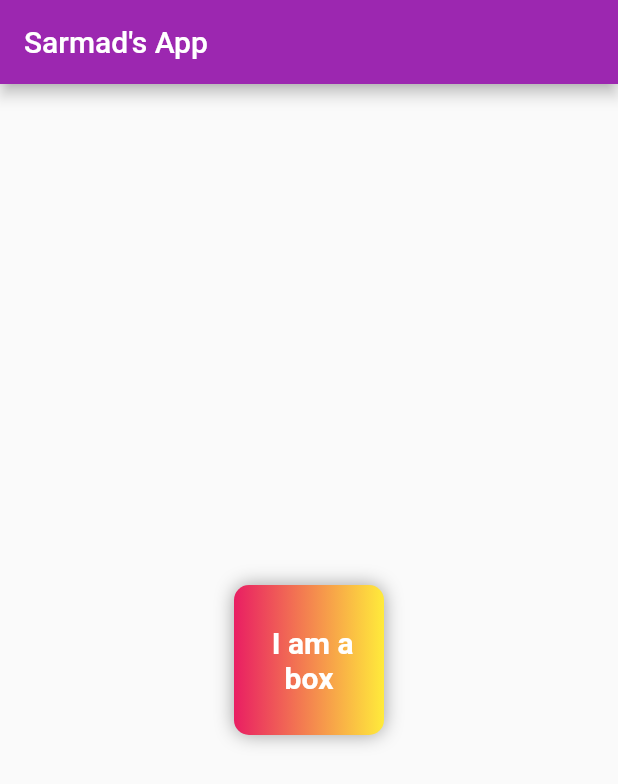
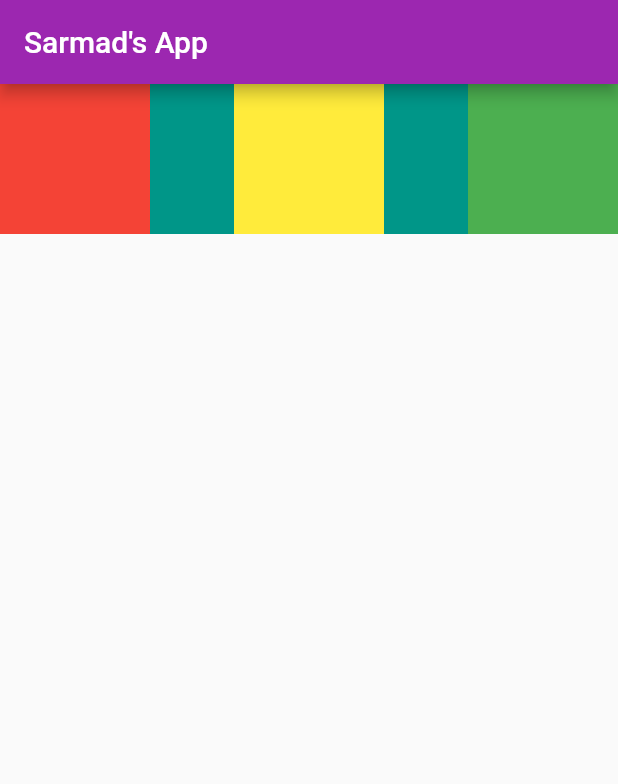
Before and after one commit to sarmadparvez/flutter-tutorial, a Flutter app: the screen it shows after launch, on a phone screen of 412 x 824 dp. Shown: the top 784 px of the screen. Run offline on Flutter 3.47's test engine with Material 2 defaults, Android fonts, the phone set to English and light mode, and no system bars.

Commit message:
feat(flutter): Rows and columns

```diff
--- a/lib/main.dart
+++ b/lib/main.dart
@@ -2,7 +2,6 @@
 import 'package:flutter/material.dart';
 
 void main() {
-  //runApp(MyApp());
   runApp(
     MaterialApp(
       home: HomePage(),
@@ -20,152 +19,37 @@ class HomePage extends StatelessWidget {
       appBar: AppBar(
         title: Text("Sarmad's App"),
       ),
-      body: Center(
-        child: Container(
-          padding: const EdgeInsets.all(8),
-          child: Text(
-            " I am a box",
-            textAlign: TextAlign.center,
-            style: TextStyle(
-              fontSize: 20,
-              color: Colors.white,
-              fontWeight: FontWeight.bold,
+      body: Container(
+        height: 100,
+        color: Colors.teal,
+        child: Row(
+          mainAxisAlignment: MainAxisAlignment.spaceBetween,
+          crossAxisAlignment: CrossAxisAlignment.stretch,
+          children: <Widget>[
+            Container(
+              padding: const EdgeInsets.all(8),
+              color: Colors.red,
+              width: 100,
+              height: 100,
+              alignment: Alignment.center,
             ),
-          ),
-          //color: Colors.red,
-          width: 100,
-          height: 100,
-          clipBehavior: Clip.antiAlias,
-          alignment: Alignment.center,
-          decoration: BoxDecoration(
-              color: Colors.red,
-              //shape: BoxShape.circle,
-              borderRadius: BorderRadius.circular(10),
-              gradient: LinearGradient(colors: [
-                Colors.pink,
-                Colors.yellow,
-              ]),
-              boxShadow: [
-                BoxShadow(
-                  color: Colors.grey,
-                  blurRadius: 10,
-                ),
-              ]),
+            Container(
+              padding: const EdgeInsets.all(8),
+              color: Colors.yellow,
+              width: 100,
+              height: 100,
+              alignment: Alignment.center,
+            ),
+            Container(
+              padding: const EdgeInsets.all(8),
+              color: Colors.green,
+              width: 100,
+              height: 100,
+              alignment: Alignment.center,
+            ),
+          ],
         ),
       ),
     );
   }
 }
-
-/// Default App when you initiate a new flutter project
-class MyApp extends StatelessWidget {
-  // This widget is the root of your application.
-  @override
-  Widget build(BuildContext context) {
-    return MaterialApp(
-      title: 'Flutter Demo',
-      theme: ThemeData(
-        // This is the theme of your application.
-        //
-        // Try running your application with "flutter run". You'll see the
-        // application has a blue toolbar. Then, without quitting the app, try
-        // changing the primarySwatch below to Colors.green and then invoke
-        // "hot reload" (press "r" in the console where you ran "flutter run",
-        // or simply save your changes to "hot reload" in a Flutter IDE).
-        // Notice that the counter didn't reset back to zero; the application
-        // is not restarted.
-        primarySwatch: Colors.blue,
-        // This makes the visual density adapt to the platform that you run
-        // the app on. For desktop platforms, the controls will be smaller and
-        // closer together (more dense) than on mobile platforms.
-        visualDensity: VisualDensity.adaptivePlatformDensity,
-      ),
-      home: MyHomePage(title: 'Flutter Demo Home Page'),
-    );
-  }
-}
-
-class MyHomePage extends StatefulWidget {
-  MyHomePage({Key key, this.title}) : super(key: key);
-
-  // This widget is the home page of your application. It is stateful, meaning
-  // that it has a State object (defined below) that contains fields that affect
-  // how it looks.
-
-  // This class is the configuration for the state. It holds the values (in this
-  // case the title) provided by the parent (in this case the App widget) and
-  // used by the build method of the State. Fields in a Widget subclass are
-  // always marked "final".
-
-  final String title;
-
-  @override
-  _MyHomePageState createState() => _MyHomePageState();
-}
-
-class _MyHomePageState extends State<MyHomePage> {
-  int _counter = 0;
-
-  void _incrementCounter() {
-    setState(() {
-      // This call to setState tells the Flutter framework that something has
-      // changed in this State, which causes it to rerun the build method below
-      // so that the display can reflect the updated values. If we changed
-      // _counter without calling setState(), then the build method would not be
-      // called again, and so nothing would appear to happen.
-      _counter++;
-    });
-  }
-
-  @override
-  Widget build(BuildContext context) {
-    // This method is rerun every time setState is called, for instance as done
-    // by the _incrementCounter method above.
-    //
-    // The Flutter framework has been optimized to make rerunning build methods
-    // fast, so that you can just rebuild anything that needs updating rather
-    // than having to individually change instances of widgets.
-    return Scaffold(
-      appBar: AppBar(
-        // Here we take the value from the MyHomePage object that was created by
-        // the App.build method, and use it to set our appbar title.
-        title: Text(widget.title),
-      ),
-      body: Center(
-        // Center is a layout widget. It takes a single child and positions it
-        // in the middle of the parent.
-        child: Column(
-          // Column is also a layout widget. It takes a list of children and
-          // arranges them vertically. By default, it sizes itself to fit its
-          // children horizontally, and tries to be as tall as its parent.
-          //
-          // Invoke "debug painting" (press "p" in the console, choose the
-          // "Toggle Debug Paint" action from the Flutter Inspector in Android
-          // Studio, or the "Toggle Debug Paint" command in Visual Studio Code)
-          // to see the wireframe for each widget.
-          //
-          // Column has various properties to control how it sizes itself and
-          // how it positions its children. Here we use mainAxisAlignment to
-          // center the children vertically; the main axis here is the vertical
-          // axis because Columns are vertical (the cross axis would be
-          // horizontal).
-          mainAxisAlignment: MainAxisAlignment.center,
-          children: <Widget>[
-            Text(
-              'You have pushed the button this many times:',
-            ),
-            Text(
-              '$_counter',
-              style: Theme.of(context).textTheme.headline4,
-            ),
-          ],
-        ),
-      ),
-      floatingActionButton: FloatingActionButton(
-        onPressed: _incrementCounter,
-        tooltip: 'Increment',
-        child: Icon(Icons.add),
-      ), // This trailing comma makes auto-formatting nicer for build methods.
-    );
-  }
-}
```
Also changed, not shown: 2 other files.
